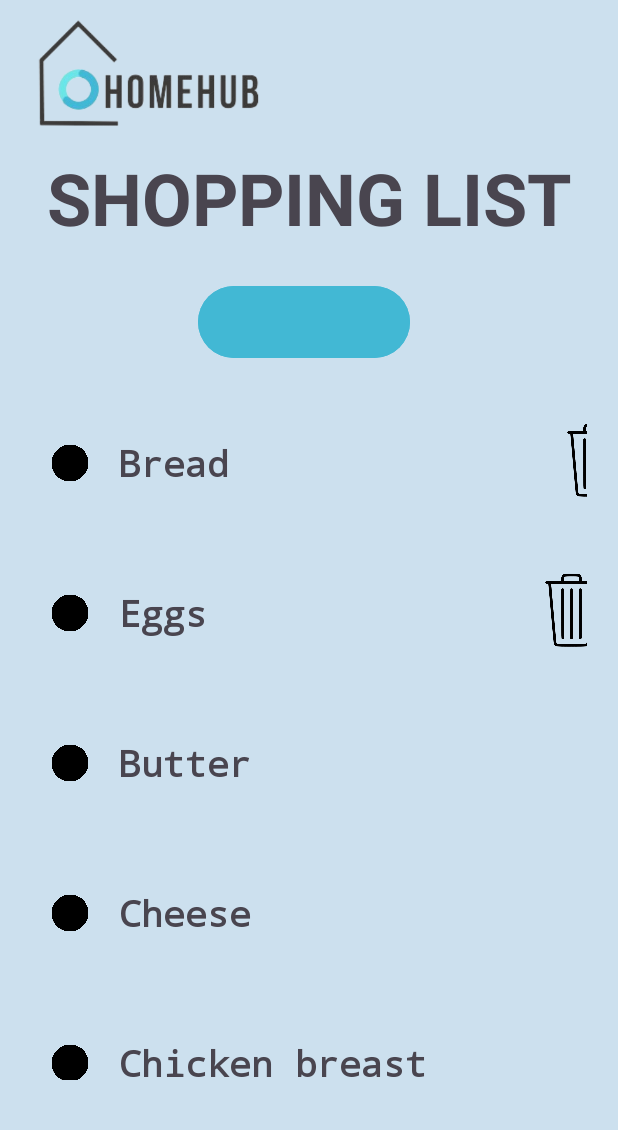
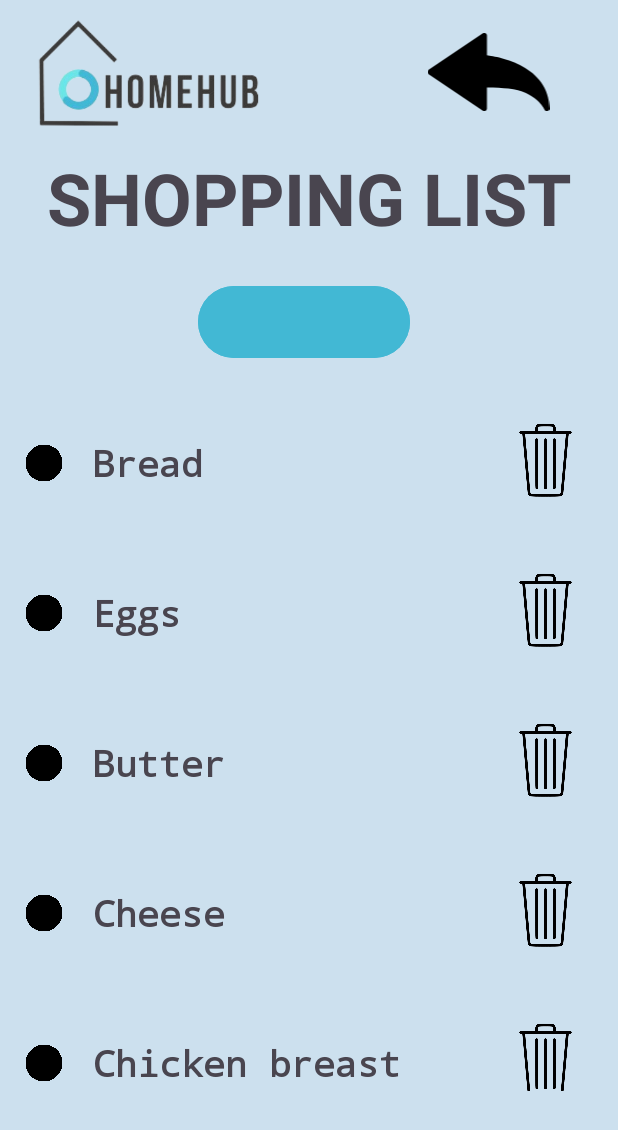
Before and after one commit to SokuSan/HomeHub, an Android app: the ShoppingListActivity screen opened directly, with no data from a screen before it, after a tap on "TODO", on a phone screen of 412 x 824 dp. Shown: the top 1130 px of the screen. Run offline under Robolectric (Android 15) with nearby library versions, the light colour scheme and no system bars.

Commit message:
Acabada la parte de shopping

```diff
--- a/app/src/main/java/com/example/homehub/ShoppingListActivity.java
+++ b/app/src/main/java/com/example/homehub/ShoppingListActivity.java
@@ -5,6 +5,7 @@ import android.os.Build;
 import android.os.Bundle;
 import android.view.View;
 import android.widget.Button;
+import android.widget.ImageView;
 import android.widget.TextView;
 
 import androidx.annotation.RequiresApi;
@@ -15,6 +16,7 @@ import androidx.recyclerview.widget.RecyclerView;
 public class ShoppingListActivity extends AppCompatActivity implements AddShoppingDialogInterface{
     private Button add;
     private Util util;
+    private ImageView back;
     private ShoppingList shoppingList;
     private ShoppingRecyclerViewAdapter shoppingRecyclerViewAdapter;
     @RequiresApi(api = Build.VERSION_CODES.O)
@@ -25,6 +27,7 @@ public class ShoppingListActivity extends AppCompatActivity implements AddShoppi
 
         Intent intent = getIntent();
         util = new Util();
+        back = findViewById(R.id.shoppingImgBack);
         add = findViewById(R.id.shoppingBtnAdd);
         shoppingList = util.initializeShopping(getApplicationContext());
 
@@ -32,8 +35,15 @@ public class ShoppingListActivity extends AppCompatActivity implements AddShoppi
 
         add.setOnClickListener(new View.OnClickListener() {
             public void onClick(View v) {
-                AddExpensesActivity addExpensesActivity = new AddExpensesActivity();
-                addExpensesActivity.show(getSupportFragmentManager(), "");
+                AddShoppingActivity addShoppingActivity = new AddShoppingActivity();
+                addShoppingActivity.show(getSupportFragmentManager(), "");
+            }
+        });
+
+        back.setOnClickListener(new View.OnClickListener() {
+            public void onClick(View v) {
+                Intent intentBack = new Intent(ShoppingListActivity.this, StartActivity.class);
+                startActivity(intentBack);
             }
         });
     }
--- a/app/src/main/java/com/example/homehub/ShoppingRecyclerViewAdapter.java
+++ b/app/src/main/java/com/example/homehub/ShoppingRecyclerViewAdapter.java
@@ -24,11 +24,13 @@ public class ShoppingRecyclerViewAdapter extends RecyclerView.Adapter<ShoppingRe
     private Context context;
     private List<Shopping> shoppingList;
     private MyHolder holder;
+    private ShoppingList shoppingListInstance;
 
 
     public ShoppingRecyclerViewAdapter(Context context, List<Shopping> shoppingList) {
         this.context = context;
         this.shoppingList = shoppingList;
+        shoppingListInstance = new ShoppingList(context);
     }
 
     @NonNull
@@ -52,6 +54,8 @@ public class ShoppingRecyclerViewAdapter extends RecyclerView.Adapter<ShoppingRe
                 int adapterPosition = holder.getAdapterPosition();
                 if (adapterPosition != RecyclerView.NO_POSITION) {
                     shoppingList.remove(adapterPosition);
+                    shoppingListInstance.setShoppingList(shoppingList);
+                    shoppingListInstance.saveToShoppingFile(context, shoppingList);
                     notifyItemRemoved(adapterPosition);
                     Toast.makeText(context, "Deleted Line", Toast.LENGTH_SHORT).show();
                 }
--- a/app/src/main/res/layout/activity_shopping_list.xml
+++ b/app/src/main/res/layout/activity_shopping_list.xml
@@ -8,10 +8,10 @@
 
     <androidx.recyclerview.widget.RecyclerView
         android:id="@+id/shoppingRecyclerView"
-        android:layout_width="373dp"
-        android:layout_height="462dp"
-        android:layout_marginStart="18dp"
+        android:layout_width="411dp"
+        android:layout_height="469dp"
         android:layout_marginTop="15dp"
+        app:layout_constraintEnd_toEndOf="parent"
         app:layout_constraintStart_toStartOf="parent"
         app:layout_constraintTop_toBottomOf="@+id/shoppingBtnAdd" />
 
@@ -51,4 +51,14 @@
         android:contentDescription="@string/add"
         app:layout_constraintStart_toStartOf="parent"
         app:layout_constraintTop_toBottomOf="@+id/shoppingTvTitle" />
+
+    <ImageView
+        android:id="@+id/shoppingImgBack"
+        android:layout_width="139dp"
+        android:layout_height="81dp"
+        android:layout_marginStart="63dp"
+        android:layout_marginTop="7dp"
+        app:layout_constraintStart_toEndOf="@+id/shoppingImgLogo"
+        app:layout_constraintTop_toTopOf="parent"
+        app:srcCompat="@drawable/goback" />
 </androidx.constraintlayout.widget.ConstraintLayout>
--- a/app/src/main/res/layout/recyclerview_shopping.xml
+++ b/app/src/main/res/layout/recyclerview_shopping.xml
@@ -28,8 +28,8 @@
 
     <TextView
         android:id="@+id/recyclerVShTvName"
-        android:layout_width="wrap_content"
-        android:layout_height="wrap_content"
+        android:layout_width="253dp"
+        android:layout_height="36dp"
         android:layout_marginStart="20dp"
         android:layout_marginTop="34dp"
         android:fontFamily="monospace"
@@ -43,11 +43,11 @@
         android:id="@+id/recyclerVShImgBin"
         android:layout_width="66dp"
         android:layout_height="56dp"
-        android:layout_marginStart="210dp"
+        android:layout_marginStart="15dp"
         android:layout_marginTop="22dp"
+        android:contentDescription="TODO"
         app:layout_constraintStart_toEndOf="@+id/recyclerVShTvName"
         app:layout_constraintTop_toTopOf="parent"
         app:srcCompat="@drawable/_72_1720992_trash_vector_png_clipart_rubbish_bins_waste_paper_removebg_preview"
-        android:contentDescription="TODO"
         tools:ignore="ContentDescription,HardcodedText" />
 </androidx.constraintlayout.widget.ConstraintLayout>
```
